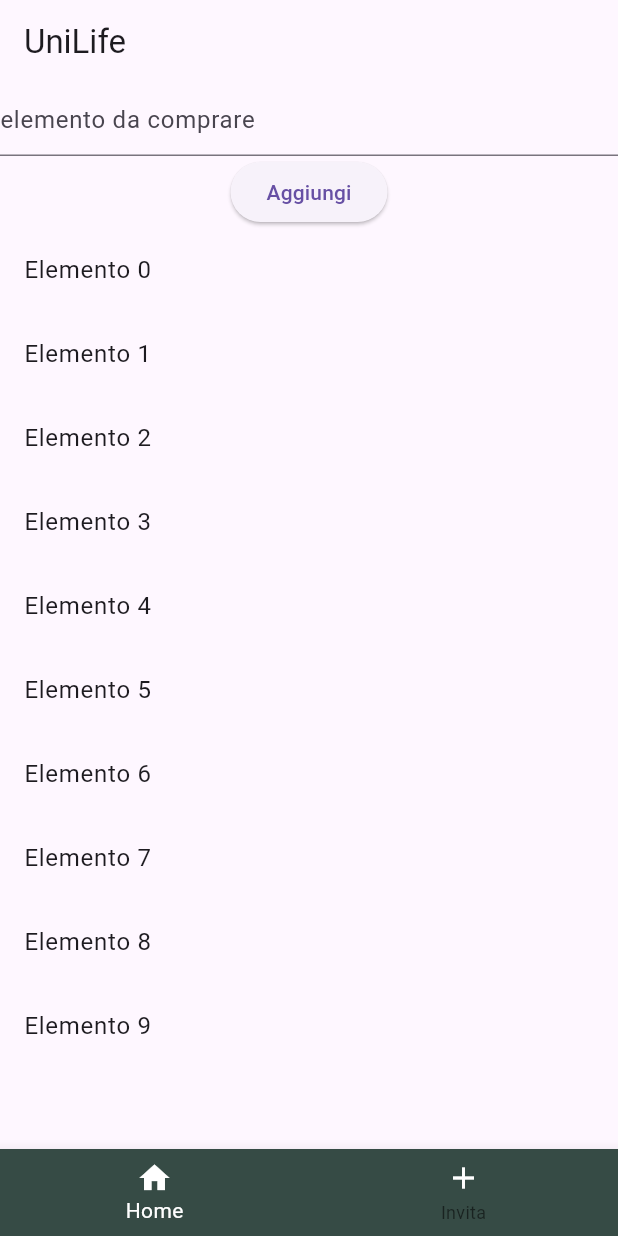
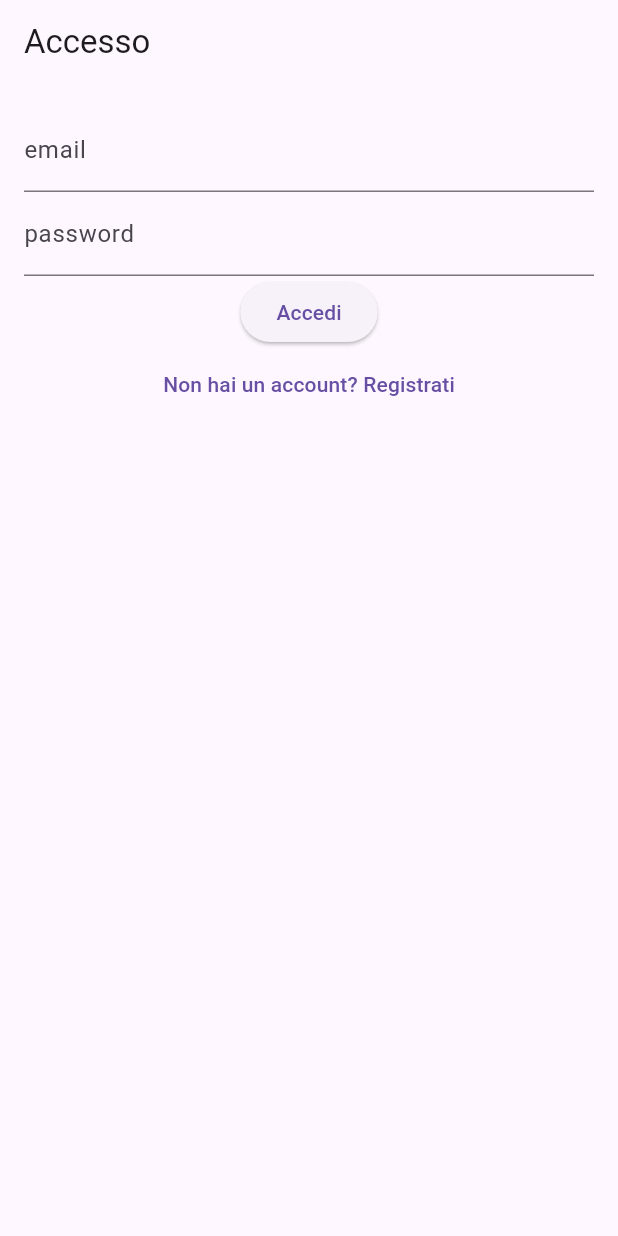
Before and after one commit to ManuelMarrone/UniLifeFlutter, a Flutter app: the screen it shows after launch, on a phone screen of 412 x 824 dp. Run offline on Flutter 3.47's test engine with Material 3 defaults, Android fonts, the phone set to English and light mode, and no system bars; our stand-ins replace cloud_firestore, firebase_auth, firebase_core; accounts and stored records are empty.

Commit message:
registrazione/login/connessione a firebase

```diff
--- a/lib/main.dart
+++ b/lib/main.dart
@@ -1,17 +1,38 @@
 import 'package:flutter/material.dart';
+import 'package:unilife_flutter/repository/auth.dart';
+import 'package:unilife_flutter/view/AccessoPage.dart';
 import 'package:unilife_flutter/view/BottomNavigation.dart';
-import 'package:unilife_flutter/view/Home.dart';
+import 'package:firebase_core/firebase_core.dart';
+import 'firebase_options.dart';
 
 
 //tutto ciò che c'è nel main viene letto all'inizio
-void main() => runApp(UniLife());
+void main() async{
+  WidgetsFlutterBinding.ensureInitialized();
+  await Firebase.initializeApp(
+    options: DefaultFirebaseOptions.currentPlatform,
+  );
+  runApp(UniLife());
+}
 class UniLife extends StatelessWidget {
   const UniLife({Key? key}) : super(key: key);
 
   @override
   Widget build(BuildContext context) {
     return MaterialApp(
-      home: const BottomNavigation()
+      home: StreamBuilder(//lo stream builder prende uno stream di dati continuo, al contratio del future che lo prende una volta sola
+      stream: Auth().authStateChanges,
+        builder: (context, snapshot){
+        if(snapshot.hasData){
+          return BottomNavigation();
+        }
+        else
+          {
+            return AccessoPage();
+          }
+        },
+
+      ),
     );
   }
 }
--- /dev/null
+++ b/lib/model/Utente.dart
@@ -0,0 +1,27 @@
+class Utente{
+  String username;
+  String email;
+  String password;
+
+  Utente({
+    required this.username,
+    required this.email,
+    required this.password
+});
+
+  Map<String, dynamic> toMap() {
+    return {
+      'username': username,
+      'email': email,
+      'password': password,
+    };
+  }
+
+  static Utente fromMap(Map<String, dynamic> map) {
+    return Utente(
+      username: map['username'],
+      email: map['email'],
+      password: map['password'],
+    );
+  }
+}
--- /dev/null
+++ b/lib/repository/auth.dart
@@ -0,0 +1,32 @@
+import 'package:firebase_auth/firebase_auth.dart';
+
+class Auth{
+  final FirebaseAuth _firebaseAuth = FirebaseAuth.instance;
+  User? get currentUser => _firebaseAuth.currentUser;
+  //prende in modo costante i cambiamenti dello stato dell'autenticazione
+  Stream<User?> get authStateChanges => _firebaseAuth.authStateChanges();
+
+  //accesso
+  Future<bool> signInWithEmailAndPassword({
+    required String email,
+    required String password
+}) async
+  {
+    try {
+      await _firebaseAuth.signInWithEmailAndPassword(
+          email: email, password: password);
+      return true;
+    }
+    catch (e)
+    {
+      return false;
+    }
+  }
+
+
+  Future<void> signOut() async {
+    await _firebaseAuth.signOut();
+  }
+
+
+}
--- /dev/null
+++ b/lib/view/AccessoPage.dart
@@ -0,0 +1,65 @@
+import 'package:flutter/material.dart';
+import 'package:unilife_flutter/view/RegistrazionePage.dart';
+import 'package:unilife_flutter/viewmodel/AccessoViewModel.dart';
+
+import 'BottomNavigation.dart';
+
+class AccessoPage extends StatefulWidget {
+  const AccessoPage({super.key});
+
+  @override
+  State<AccessoPage> createState() => _AccessoPageState();
+}
+
+class _AccessoPageState extends State<AccessoPage> {
+  final TextEditingController _email = TextEditingController();
+  final TextEditingController _password = TextEditingController();
+
+  @override
+  Widget build(BuildContext context) {
+    final accessoViewModel = Accessoviewmodel();
+    return Scaffold(
+      appBar: AppBar(
+        title: const Text('Accesso'),
+      ),
+      body: Padding(
+        padding: const EdgeInsets.all(16.0),
+        child: Column(
+          children: [
+            TextField(
+              controller: _email,
+              decoration: InputDecoration(label: Text('email')),
+            ),
+            TextField(
+              controller: _password,
+              obscureText: true,
+              decoration: InputDecoration(label: Text('password')),
+            ),
+            ElevatedButton(onPressed: () async{
+              await accessoViewModel.accedi(_email.text, _password.text);
+              if(await accessoViewModel.result)
+                {
+                  Navigator.pushReplacement(
+                    context,
+                    MaterialPageRoute(builder: (context) => BottomNavigation()),
+                  );
+                }
+              else
+                {
+                  ScaffoldMessenger.of(context).showSnackBar(
+                    SnackBar(content: Text('Login fallito')),
+                  );
+                }
+            }, child: Text('Accedi')),
+            TextButton(onPressed: (){
+              Navigator.pushReplacement(
+                context,
+                MaterialPageRoute(builder: (context) => Registrazionepage()),
+              );
+            }, child: Text('Non hai un account? Registrati'))
+          ],
+        ),
+      ),
+    );
+  }
+}
--- /dev/null
+++ b/lib/viewmodel/AccessoViewModel.dart
@@ -0,0 +1,18 @@
+import 'package:flutter/cupertino.dart';
+
+import '../repository/auth.dart';
+
+class Accessoviewmodel with ChangeNotifier{
+  final Auth _repo = Auth();
+  late Future<bool> _result;
+  Future<bool> get result => _result;
+
+  Future<void> accedi(String email, String password) async
+  {
+    _result = _repo.signInWithEmailAndPassword(email: email, password: password);
+    notifyListeners();
+  }
+
+
+
+}
--- /dev/null
+++ b/lib/viewmodel/RegistrazioneViewModel.dart
@@ -0,0 +1,38 @@
+import 'package:flutter/cupertino.dart';
+
+import '../repository/UtenteRepository.dart';
+import '../utils/InputValidator.dart';
+
+
+class RegistrazioneViewModel with ChangeNotifier{
+  final UtenteRepository _utenteRepo = UtenteRepository();
+  late Future<bool> _result;
+  Future<bool> get result => _result;
+
+  Future<void> registra(String email, String password, String username) async
+  {
+    _result = _utenteRepo.createUserWithEmailAndPassword(email: email, password: password, username: username);
+    notifyListeners();
+  }
+
+  String? validateUsername(String? username) {
+    return InputValidator.validateUsername(username);
+  }
+
+  String? validateEmail(String? email) {
+    return InputValidator.validateEmail(email);
+  }
+
+  String? validatePassword(String? password) {
+    return InputValidator.validatePassword(password);
+  }
+
+  Future<bool> isEmailUnique(String email) async {
+    return _utenteRepo.isEmailUnique(email);
+  }
+
+  Future<bool> isUsernameUnique(String username) async {
+    return _utenteRepo.isUsernameUnique(username);
+  }
+
+}
--- a/pubspec.yaml
+++ b/pubspec.yaml
@@ -35,6 +35,9 @@ dependencies:
   # The following adds the Cupertino Icons font to your application.
   # Use with the CupertinoIcons class for iOS style icons.
   cupertino_icons: ^1.0.6
+  firebase_core: ^2.32.0
+  firebase_auth: ^4.20.0
+  cloud_firestore: ^4.17.5
 
 dev_dependencies:
   flutter_test:
```
Also changed, not shown: lib/repository/UtenteRepository.dart (added, +76 -0 lines), lib/utils/InputValidator.dart (added, +30 -0 lines), lib/view/Home.dart (+21 -1 lines), lib/view/RegistrazionePage.dart (added, +109 -0 lines), lib/viewmodel/HomeViewModel.dart (+17 -0 lines), firebase.json (added), lib/firebase_options.dart (added), pubspec.lock, 4 other files.
